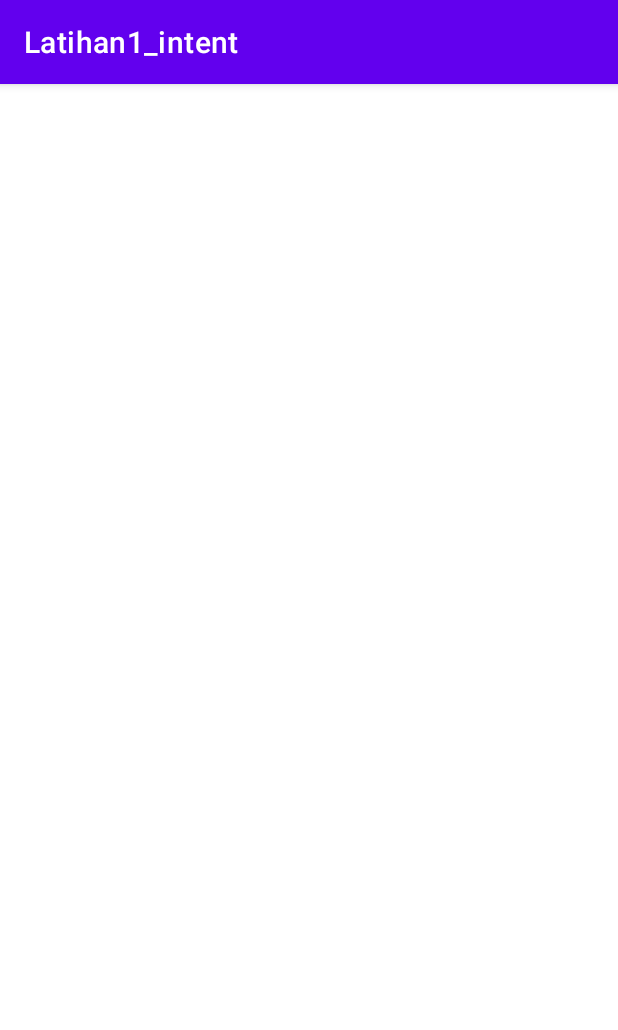
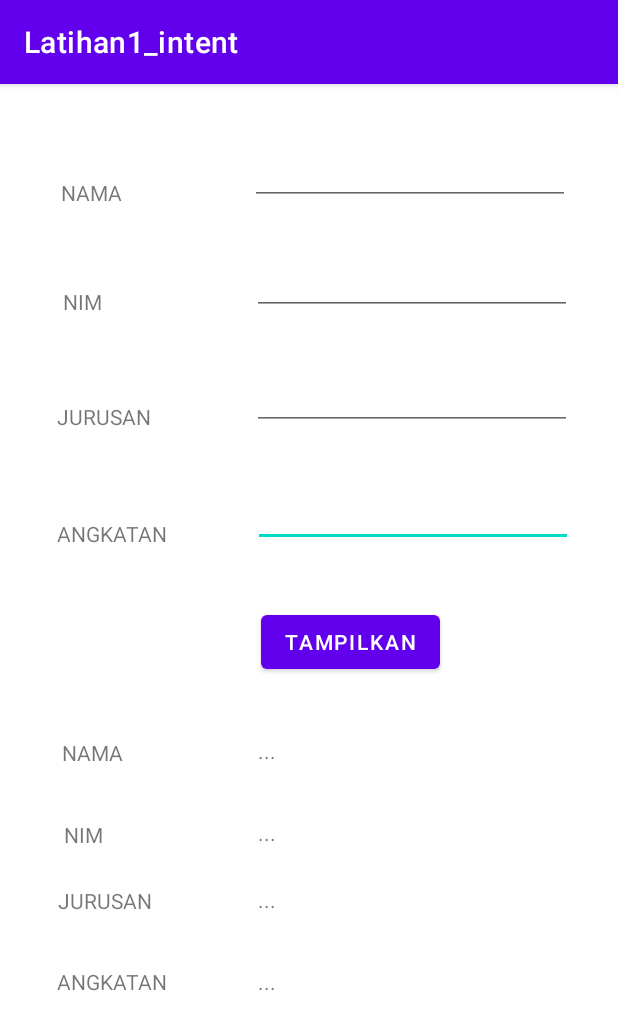
Before and after one commit to nofiahdyt/prak1-1918086-nofia, an Android app: the Biodata screen opened directly, with no data from a screen before it, on a phone screen of 412 x 824 dp. Shown: the top 1030 px of the screen. Run offline under Robolectric (Android 15) with nearby library versions, the phone set to English and light mode, and no system bars.

Commit message:
first commit

```diff
--- a/app/src/main/AndroidManifest.xml
+++ b/app/src/main/AndroidManifest.xml
@@ -9,6 +9,9 @@
         android:roundIcon="@mipmap/ic_launcher_round"
         android:supportsRtl="true"
         android:theme="@style/Theme.Latihan1_intent">
+        <activity
+            android:name=".Segitiga"
+            android:exported="true" />
         <activity
             android:name=".Biodata"
             android:exported="true" />
--- a/app/src/main/java/com/example/latihan1_intent/MainActivity.java
+++ b/app/src/main/java/com/example/latihan1_intent/MainActivity.java
@@ -18,4 +18,9 @@ public class MainActivity extends AppCompatActivity {
         Intent a = new Intent(MainActivity.this, Biodata.class);
         startActivity(a);
     }
+
+    public void segitiga(View view){
+        Intent b = new Intent(MainActivity.this, Segitiga.class);
+        startActivity(b);
+    }
 }
--- /dev/null
+++ b/app/src/main/res/layout/activity_biodata.xml
@@ -0,0 +1,216 @@
+<?xml version="1.0" encoding="utf-8"?>
+<androidx.constraintlayout.widget.ConstraintLayout xmlns:android="http://schemas.android.com/apk/res/android"
+    xmlns:app="http://schemas.android.com/apk/res-auto"
+    xmlns:tools="http://schemas.android.com/tools"
+    android:layout_width="match_parent"
+    android:layout_height="match_parent"
+    tools:context=".Biodata">
+
+    <TextView
+        android:id="@+id/output_nama"
+        android:layout_width="wrap_content"
+        android:layout_height="wrap_content"
+        android:text="..."
+        app:layout_constraintBottom_toBottomOf="parent"
+        app:layout_constraintEnd_toEndOf="parent"
+        app:layout_constraintHorizontal_bias="0.43"
+        app:layout_constraintStart_toStartOf="parent"
+        app:layout_constraintTop_toTopOf="parent"
+        app:layout_constraintVertical_bias="0.581" />
+
+    <TextView
+        android:id="@+id/textView8"
+        android:layout_width="wrap_content"
+        android:layout_height="wrap_content"
+        android:text="NIM"
+        app:layout_constraintBottom_toBottomOf="parent"
+        app:layout_constraintEnd_toEndOf="parent"
+        app:layout_constraintHorizontal_bias="0.11"
+        app:layout_constraintStart_toStartOf="parent"
+        app:layout_constraintTop_toTopOf="parent"
+        app:layout_constraintVertical_bias="0.655" />
+
+    <TextView
+        android:id="@+id/textView10"
+        android:layout_width="wrap_content"
+        android:layout_height="wrap_content"
+        android:text="JURUSAN"
+        app:layout_constraintBottom_toBottomOf="parent"
+        app:layout_constraintEnd_toEndOf="parent"
+        app:layout_constraintHorizontal_bias="0.11"
+        app:layout_constraintStart_toStartOf="parent"
+        app:layout_constraintTop_toTopOf="parent"
+        app:layout_constraintVertical_bias="0.714" />
+
+    <TextView
+        android:id="@+id/textView11"
+        android:layout_width="wrap_content"
+        android:layout_height="wrap_content"
+        android:text="ANGKATAN"
+        app:layout_constraintBottom_toBottomOf="parent"
+        app:layout_constraintEnd_toEndOf="parent"
+        app:layout_constraintHorizontal_bias="0.113"
+        app:layout_constraintStart_toStartOf="parent"
+        app:layout_constraintTop_toTopOf="parent"
+        app:layout_constraintVertical_bias="0.786" />
+
+    <EditText
+        android:id="@+id/input_angkatan"
+        android:layout_width="wrap_content"
+        android:layout_height="wrap_content"
+        android:ems="10"
+        android:inputType="textPersonName"
+        app:layout_constraintBottom_toBottomOf="parent"
+        app:layout_constraintEnd_toEndOf="parent"
+        app:layout_constraintHorizontal_bias="0.85"
+        app:layout_constraintStart_toStartOf="parent"
+        app:layout_constraintTop_toTopOf="parent"
+        app:layout_constraintVertical_bias="0.364" />
+
+    <TextView
+        android:id="@+id/textView5"
+        android:layout_width="wrap_content"
+        android:layout_height="wrap_content"
+        android:text="ANGKATAN"
+        app:layout_constraintBottom_toBottomOf="parent"
+        app:layout_constraintEnd_toEndOf="parent"
+        app:layout_constraintHorizontal_bias="0.112"
+        app:layout_constraintStart_toStartOf="parent"
+        app:layout_constraintTop_toTopOf="parent"
+        app:layout_constraintVertical_bias="0.387" />
+
+    <TextView
+        android:id="@+id/textView6"
+        android:layout_width="wrap_content"
+        android:layout_height="wrap_content"
+        android:text="NAMA"
+        app:layout_constraintBottom_toBottomOf="parent"
+        app:layout_constraintEnd_toEndOf="parent"
+        app:layout_constraintHorizontal_bias="0.112"
+        app:layout_constraintStart_toStartOf="parent"
+        app:layout_constraintTop_toTopOf="parent"
+        app:layout_constraintVertical_bias="0.582" />
+
+    <TextView
+        android:id="@+id/output_nim"
+        android:layout_width="wrap_content"
+        android:layout_height="wrap_content"
+        android:text="..."
+        app:layout_constraintBottom_toBottomOf="parent"
+        app:layout_constraintEnd_toEndOf="parent"
+        app:layout_constraintHorizontal_bias="0.43"
+        app:layout_constraintStart_toStartOf="parent"
+        app:layout_constraintTop_toTopOf="parent"
+        app:layout_constraintVertical_bias="0.654" />
+
+    <TextView
+        android:id="@+id/output_jurusan"
+        android:layout_width="wrap_content"
+        android:layout_height="wrap_content"
+        android:text="..."
+        app:layout_constraintBottom_toBottomOf="parent"
+        app:layout_constraintEnd_toEndOf="parent"
+        app:layout_constraintHorizontal_bias="0.43"
+        app:layout_constraintStart_toStartOf="parent"
+        app:layout_constraintTop_toTopOf="parent"
+        app:layout_constraintVertical_bias="0.713" />
+
+    <TextView
+        android:id="@+id/output_angkatan"
+        android:layout_width="wrap_content"
+        android:layout_height="wrap_content"
+        android:text="..."
+        app:layout_constraintBottom_toBottomOf="parent"
+        app:layout_constraintEnd_toEndOf="parent"
+        app:layout_constraintHorizontal_bias="0.43"
+        app:layout_constraintStart_toStartOf="parent"
+        app:layout_constraintTop_toTopOf="parent"
+        app:layout_constraintVertical_bias="0.786" />
+
+    <EditText
+        android:id="@+id/input_jurusan"
+        android:layout_width="wrap_content"
+        android:layout_height="wrap_content"
+        android:ems="10"
+        android:inputType="textPersonName"
+        app:layout_constraintBottom_toBottomOf="parent"
+        app:layout_constraintEnd_toEndOf="parent"
+        app:layout_constraintHorizontal_bias="0.845"
+        app:layout_constraintStart_toStartOf="parent"
+        app:layout_constraintTop_toTopOf="parent"
+        app:layout_constraintVertical_bias="0.256" />
+
+    <TextView
+        android:id="@+id/textView4"
+        android:layout_width="wrap_content"
+        android:layout_height="wrap_content"
+        android:text="JURUSAN"
+        app:layout_constraintBottom_toBottomOf="parent"
+        app:layout_constraintEnd_toEndOf="parent"
+        app:layout_constraintHorizontal_bias="0.109"
+        app:layout_constraintStart_toStartOf="parent"
+        app:layout_constraintTop_toTopOf="parent"
+        app:layout_constraintVertical_bias="0.283" />
+
+    <EditText
+        android:id="@+id/input_nim"
+        android:layout_width="wrap_content"
+        android:layout_height="wrap_content"
+        android:ems="10"
+        android:inputType="textPersonName"
+        app:layout_constraintBottom_toBottomOf="parent"
+        app:layout_constraintEnd_toEndOf="parent"
+        app:layout_constraintHorizontal_bias="0.845"
+        app:layout_constraintStart_toStartOf="parent"
+        app:layout_constraintTop_toTopOf="parent"
+        app:layout_constraintVertical_bias="0.15" />
+
+    <TextView
+        android:id="@+id/textView3"
+        android:layout_width="wrap_content"
+        android:layout_height="wrap_content"
+        android:text="NIM"
+        app:layout_constraintBottom_toBottomOf="parent"
+        app:layout_constraintEnd_toEndOf="parent"
+        app:layout_constraintHorizontal_bias="0.109"
+        app:layout_constraintStart_toStartOf="parent"
+        app:layout_constraintTop_toTopOf="parent"
+        app:layout_constraintVertical_bias="0.181" />
+
+    <TextView
+        android:id="@+id/textView2"
+        android:layout_width="wrap_content"
+        android:layout_height="wrap_content"
+        android:text="NAMA"
+        app:layout_constraintBottom_toBottomOf="parent"
+        app:layout_constraintEnd_toEndOf="parent"
+        app:layout_constraintHorizontal_bias="0.11"
+        app:layout_constraintStart_toStartOf="parent"
+        app:layout_constraintTop_toTopOf="parent"
+        app:layout_constraintVertical_bias="0.084" />
+
+    <EditText
+        android:id="@+id/input_nama"
+        android:layout_width="wrap_content"
+        android:layout_height="wrap_content"
+        android:ems="10"
+        android:inputType="textPersonName"
+        app:layout_constraintBottom_toBottomOf="parent"
+        app:layout_constraintEnd_toEndOf="parent"
+        app:layout_constraintHorizontal_bias="0.84"
+        app:layout_constraintStart_toStartOf="parent"
+        app:layout_constraintTop_toTopOf="parent"
+        app:layout_constraintVertical_bias="0.049" />
+
+    <Button
+        android:id="@+id/btn_tampil"
+        android:layout_width="wrap_content"
+        android:layout_height="wrap_content"
+        android:text="TAMPILKAN"
+        app:layout_constraintBottom_toBottomOf="parent"
+        app:layout_constraintEnd_toEndOf="parent"
+        app:layout_constraintHorizontal_bias="0.595"
+        app:layout_constraintStart_toStartOf="parent"
+        app:layout_constraintTop_toTopOf="parent"
+        app:layout_constraintVertical_bias="0.483" />
+</androidx.constraintlayout.widget.ConstraintLayout>
```
Also changed, not shown: app/src/main/java/com/example/latihan1_intent/Biodata.java (+8 -16 lines), app/src/main/java/com/example/latihan1_intent/Segitiga.java (added, +38 -0 lines), app/src/main/res/layout/activity_main.xml (+13 -0 lines), app/src/main/res/layout/activity_segitiga.xml (added, +104 -0 lines).
